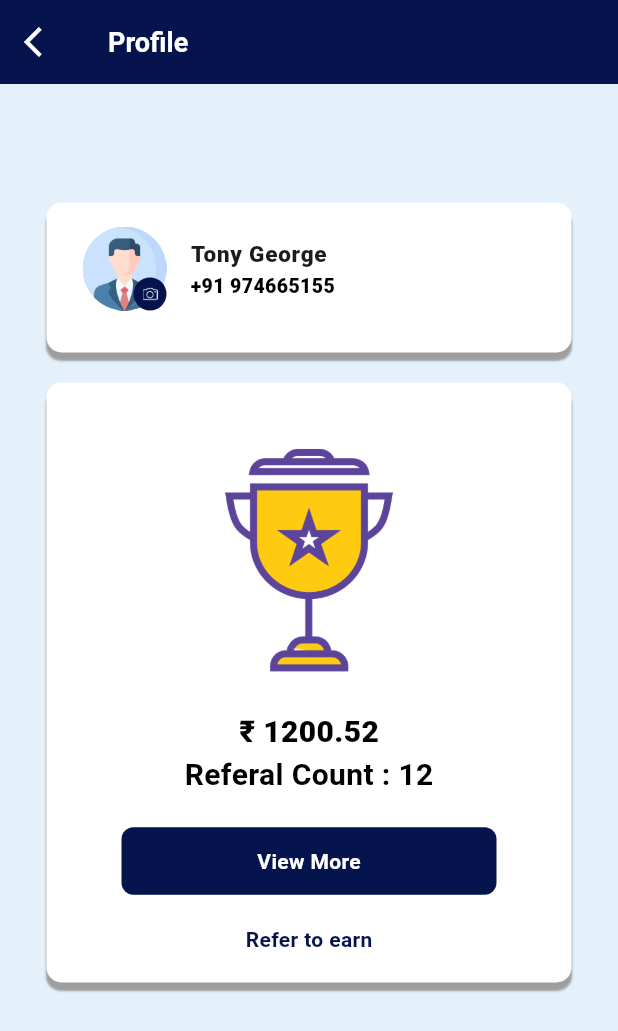
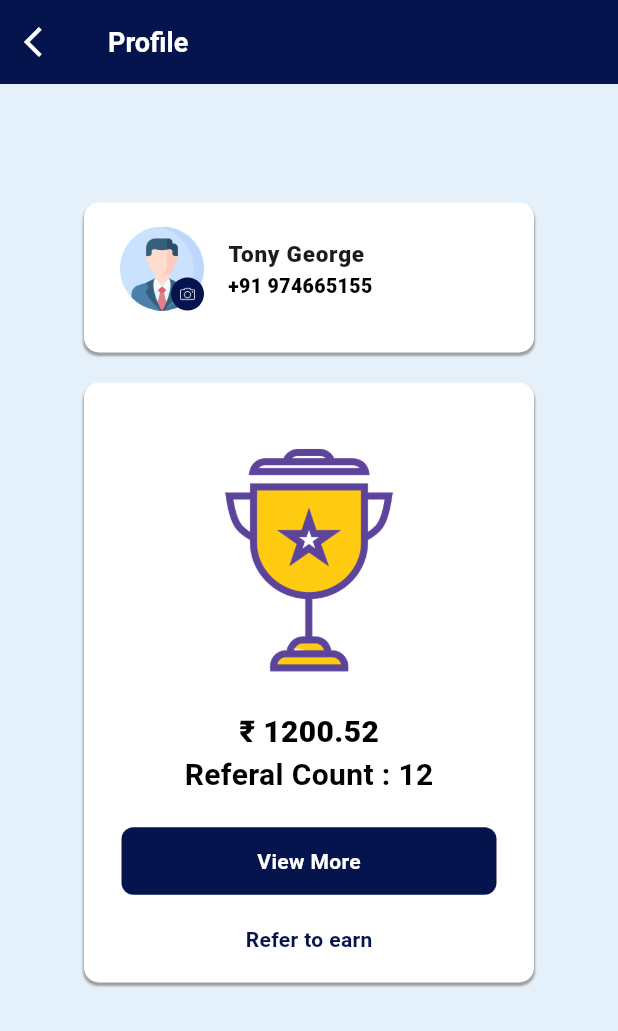
Before and after one commit to AthiraaAthi/project_way, a Flutter app: the HomeScreen screen opened directly, after a tap on the "person" icon, on a phone screen of 412 x 824 dp. Shown: the top 1031 px of the screen. Run offline on Flutter 3.47's test engine with Material 3 defaults, Android fonts, the phone set to English and light mode, and no system bars; our stand-ins replace carousel_slider, pinput, table_calendar.

Commit message:
modified some screens

```diff
--- a/lib/view/home_screen/home_screen.dart
+++ b/lib/view/home_screen/home_screen.dart
@@ -5,6 +5,7 @@ import 'package:project_way/utils/image_constant/image_constant.dart';
 import 'package:project_way/view/budget_graph/budget_goal_screen.dart';
 import 'package:project_way/view/category_screen/category_screen.dart';
 import 'package:project_way/view/chat_screen/chat_screen.dart';
+import 'package:project_way/view/coming_soon_screen/comingsoon_screen.dart';
 import 'package:project_way/view/diary_screen/dairy_screen.dart';
 import 'package:project_way/view/home_screen/homescreen_widget.dart';
 import 'package:project_way/view/notifications_screen/notifications_screen.dart';
@@ -71,7 +72,7 @@ class _HomeScreenState extends State<HomeScreen> {
     MyDiaryScreen(),
     ChatScreen(),
     SubscriptionScreen(),
-    ShoppingScreen()
+    ComingSoonScreen()
   ];
   int currentIndex = 0;
   bool isSelected = false;
@@ -106,11 +107,8 @@ class _HomeScreenState extends State<HomeScreen> {
                     "Ai",
                     style: TextStyle(
                         color: Colors.white,
-                        fontSize: 15,
+                        fontSize: 18,
                         fontWeight: FontWeight.bold),
-                  ),
-                  SizedBox(
-                    width: 5,
                   ),
                   Transform.scale(
                     scale: 0.7,
--- a/lib/view/login_screen/login_screen.dart
+++ b/lib/view/login_screen/login_screen.dart
@@ -1,6 +1,7 @@
 import 'package:flutter/material.dart';
 import 'package:project_way/utils/color_constant/color_constant.dart';
 import 'package:project_way/utils/image_constant/image_constant.dart';
+import 'package:project_way/view/home_screen/home_screen.dart';
 import 'package:project_way/view/otp_screen/otp_screen.dart';
 import 'package:project_way/view/register_screen/register_screen.dart';
 
@@ -52,7 +53,7 @@ class LoginScreen extends StatelessWidget {
                   Navigator.pushReplacement(
                       context,
                       MaterialPageRoute(
-                        builder: (context) => OtpScreen(),
+                        builder: (context) => HomeScreen(),
                       ));
                 },
                 child: Container(
--- a/lib/view/profile/profile_screen.dart
+++ b/lib/view/profile/profile_screen.dart
@@ -34,7 +34,7 @@ class ProfileScreen extends StatelessWidget {
             children: [
               Container(
                 height: 100,
-                width: 350,
+                width: 300,
                 decoration: BoxDecoration(
                     color: Colors.white,
                     borderRadius: BorderRadius.circular(10),
@@ -42,7 +42,7 @@ class ProfileScreen extends StatelessWidget {
                       BoxShadow(
                           color: Colors.grey,
                           blurRadius: 0.5,
-                          offset: Offset(0, 5),
+                          offset: Offset(0, 2),
                           spreadRadius: 0.1)
                     ]),
                 child: Padding(
@@ -86,7 +86,7 @@ class ProfileScreen extends StatelessWidget {
               ),
               Container(
                 height: 400,
-                width: 350,
+                width: 300,
                 decoration: BoxDecoration(
                     color: Colors.white,
                     borderRadius: BorderRadius.circular(10),
@@ -94,7 +94,7 @@ class ProfileScreen extends StatelessWidget {
                       BoxShadow(
                           color: Colors.grey,
                           blurRadius: 0.5,
-                          offset: Offset(0, 5),
+                          offset: Offset(0, 2),
                           spreadRadius: 0.1)
                     ]),
                 child: Column(
@@ -123,13 +123,7 @@ class ProfileScreen extends StatelessWidget {
                       height: 20,
                     ),
                     InkWell(
-                      onTap: () {
-                        Navigator.push(
-                            context,
-                            MaterialPageRoute(
-                              builder: (context) => ComingSoonScreen(),
-                            ));
-                      },
+                      onTap: () {},
                       child: Container(
                         height: 45,
                         width: 250,
--- a/lib/view/register_screen/register_screen.dart
+++ b/lib/view/register_screen/register_screen.dart
@@ -2,6 +2,7 @@ import 'package:flutter/material.dart';
 import 'package:project_way/utils/color_constant/color_constant.dart';
 import 'package:project_way/utils/image_constant/image_constant.dart';
 import 'package:project_way/view/login_screen/login_screen.dart';
+import 'package:project_way/view/otp_screen/otp_screen.dart';
 
 class RegisterScreen extends StatefulWidget {
   const RegisterScreen({super.key});
@@ -146,7 +147,7 @@ class _RegisterScreenState extends State<RegisterScreen> {
                   Navigator.push(
                       context,
                       MaterialPageRoute(
-                        builder: (context) => LoginScreen(),
+                        builder: (context) => OtpScreen(),
                       ));
                 },
                 child: Container(
```
Also changed, not shown: lib/view/splash_screen/splash_screen.dart (+5 -10 lines), lib/view/subscription_screen/subscription_widget.dart (+11 -6 lines).
